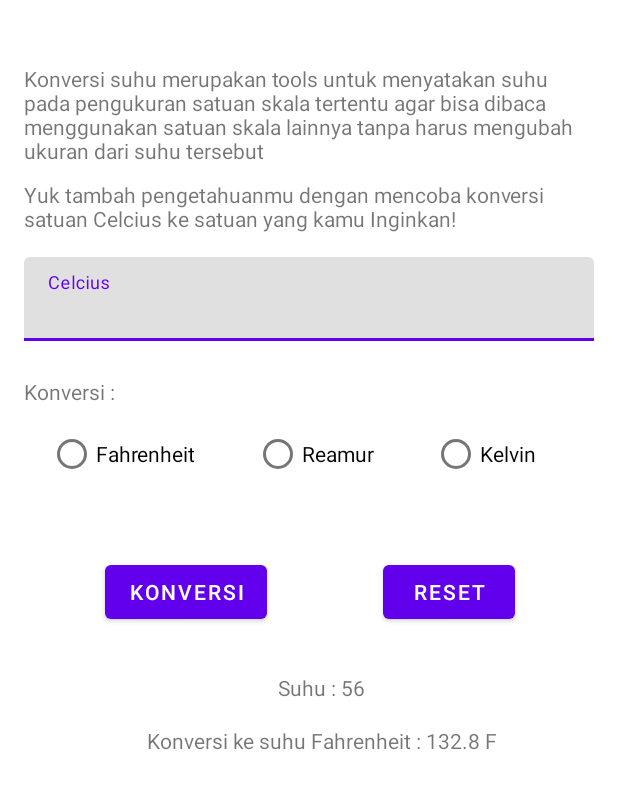
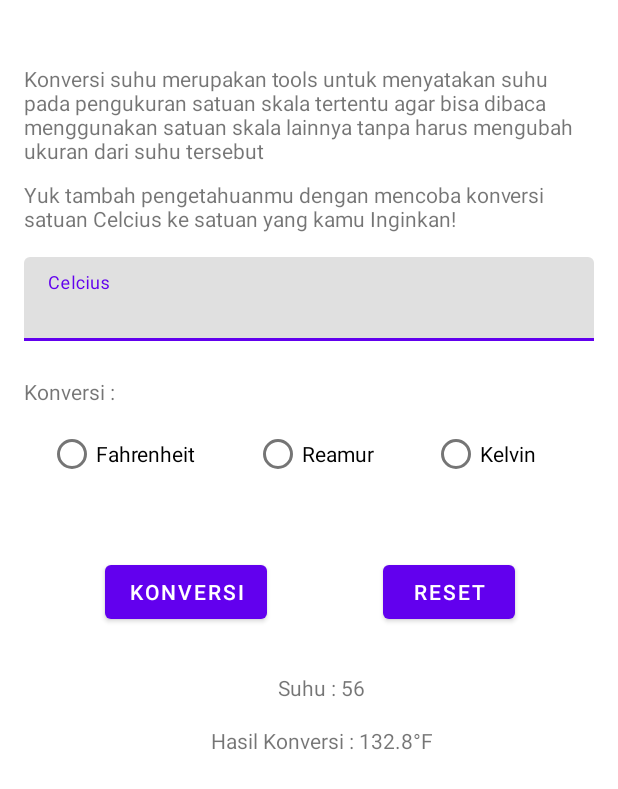
Before and after one commit to adilanurlathifah/Aplikasi-Konversi-Suhu, an Android app: the layout activity_main.xml on its own in the app's theme, with its tools: preview values and no code run, on a phone screen of 412 x 824 dp. Shown: the top 789 px of the screen. Run offline under Robolectric (Android 15) with nearby library versions, the phone set to English and light mode, and no system bars.

Commit message:
Membuat perhitungan konversi satuan suhu

```diff
--- a/app/src/main/res/layout/activity_main.xml
+++ b/app/src/main/res/layout/activity_main.xml
@@ -84,7 +84,7 @@
         app:layout_constraintTop_toBottomOf="@id/konversiLabel">
 
         <RadioButton
-            android:id="@+id/fahrenheitRadioButton"
+            android:id="@+id/FahrenheitRadioButton"
             android:layout_width="wrap_content"
             android:layout_height="wrap_content"
             android:layout_weight="1"
@@ -153,7 +153,7 @@
         app:layout_constraintEnd_toEndOf="parent"
         app:layout_constraintStart_toStartOf="parent"
         app:layout_constraintTop_toBottomOf="@+id/suhuTextView"
-        tools:text="Konversi ke suhu Fahrenheit : 132.8 F" />
+        tools:text="Hasil Konversi : 132.8°F" />
 
 </androidx.constraintlayout.widget.ConstraintLayout>
 </ScrollView>
--- a/app/src/main/res/values/strings.xml
+++ b/app/src/main/res/values/strings.xml
@@ -7,8 +7,8 @@
     <string name="Reamur">Reamur</string>
     <string name="Kelvin">Kelvin</string>
     <string name="konversiLabel">Konversi :</string>
-    <string name="suhuTextView">Suhu : 56</string>
-    <string name="hitungTextView">Konversi Suhu ke Fahrenheit : 132.8F</string>
+    <string name="suhuTextView">Suhu :</string>
+    <string name="hitungTextView"/>
     <string name="buttonKonversi">Konversi</string>
     <string name="buttonReset">Reset</string>
-</resources>
+    </resources>
```
Also changed, not shown: app/src/main/java/org/d3if3143/assesment1/MainActivity.kt (+30 -4 lines).
